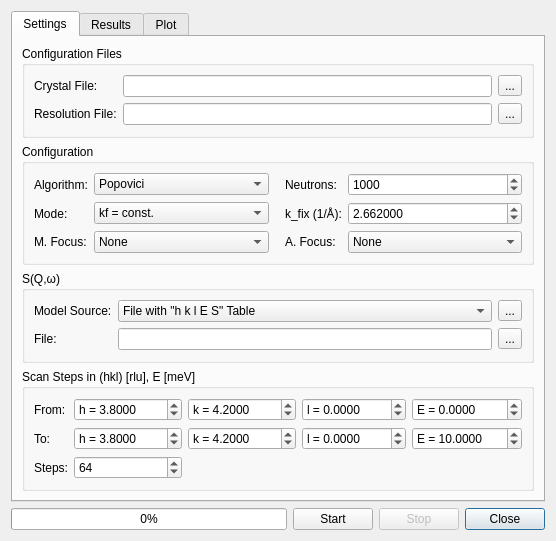
Before: the Qt Designer form ui/monteconvo.ui in tweber-ill/frm_mirror-takin1, drawn with Qt 5.
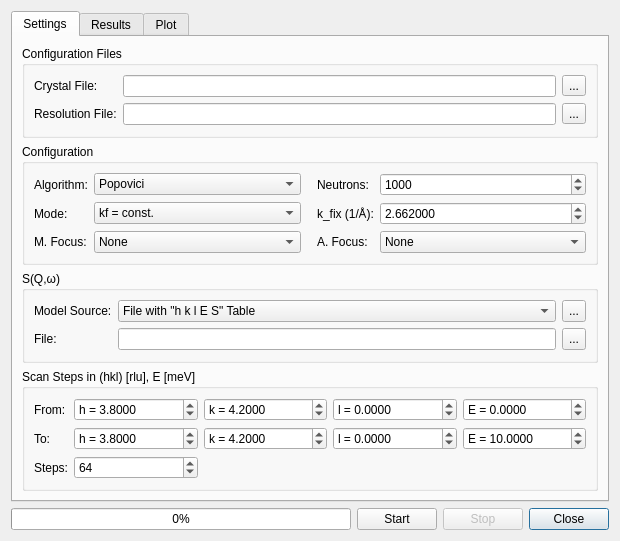
After: the same form once the commit is applied. Custom widgets are drawn as their Qt base class.

Patch:
```diff
--- a/ui/monteconvo.ui
+++ b/ui/monteconvo.ui
@@ -6,7 +6,7 @@
    <rect>
     <x>0</x>
     <y>0</y>
-    <width>548</width>
+    <width>620</width>
     <height>539</height>
    </rect>
   </property>
@@ -608,6 +608,12 @@
           </item>
           <item row="1" column="2">
            <widget class="QToolButton" name="btnBrowseSqw">
+            <property name="sizePolicy">
+             <sizepolicy hsizetype="Fixed" vsizetype="Minimum">
+              <horstretch>0</horstretch>
+              <verstretch>0</verstretch>
+             </sizepolicy>
+            </property>
             <property name="toolTip">
              <string>Browse for S(q,w) files</string>
             </property>
@@ -618,6 +624,12 @@
           </item>
           <item row="0" column="2">
            <widget class="QToolButton" name="btnSqwParams">
+            <property name="sizePolicy">
+             <sizepolicy hsizetype="Fixed" vsizetype="Preferred">
+              <horstretch>0</horstretch>
+              <verstretch>0</verstretch>
+             </sizepolicy>
+            </property>
             <property name="toolTip">
              <string>Parameters...</string>
             </property>
```
